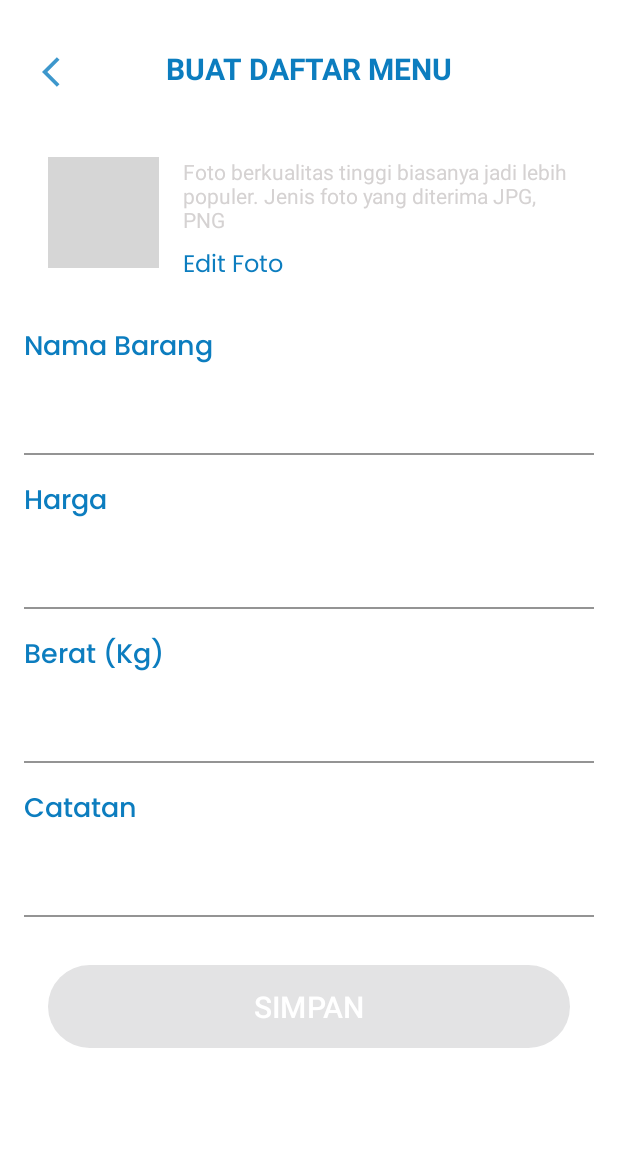
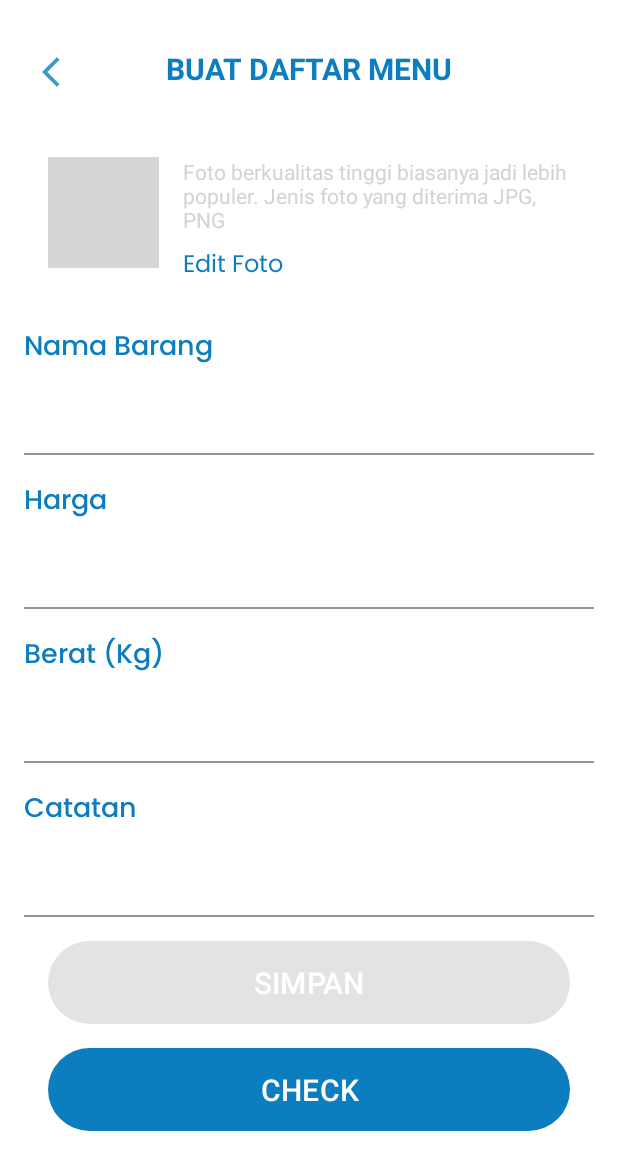
Before and after one commit to WeLoveFishKu/WeLoveFishKu_Project, an Android app: the AddFActivity screen opened directly, with no data from a screen before it, on a phone screen of 412 x 824 dp. Shown: the top 1170 px of the screen. Run offline under Robolectric (Android 15) with nearby library versions, the phone set to English and light mode, and no system bars; our stand-ins replace Dagger/Hilt's generated code; libraries missing offline, so code that uses them is left out: id.zelory.compressor; network calls fail; pictures from the network do not load; grey boxes are pictures that could not be loaded.

```diff
--- /dev/null
+++ b/Fishku-Seller-master/app/src/debug/res/drawable/baseline_map_24.xml
@@ -0,0 +1,5 @@
+<vector android:height="24dp" android:tint="#0070FB"
+    android:viewportHeight="24" android:viewportWidth="24"
+    android:width="24dp" xmlns:android="http://schemas.android.com/apk/res/android">
+    <path android:fillColor="@android:color/white" android:pathData="M20.5,3l-0.16,0.03L15,5.1 9,3 3.36,4.9c-0.21,0.07 -0.36,0.25 -0.36,0.48V20.5c0,0.28 0.22,0.5 0.5,0.5l0.16,-0.03L9,18.9l6,2.1 5.64,-1.9c0.21,-0.07 0.36,-0.25 0.36,-0.48V3.5c0,-0.28 -0.22,-0.5 -0.5,-0.5zM15,19l-6,-2.11V5l6,2.11V19z"/>
+</vector>
--- a/Fishku-Seller-master/app/src/main/res/layout/activity_add.xml
+++ b/Fishku-Seller-master/app/src/main/res/layout/activity_add.xml
@@ -1,21 +1,20 @@
 <?xml version="1.0" encoding="utf-8"?>
-<ScrollView
-    xmlns:android="http://schemas.android.com/apk/res/android"
+<ScrollView xmlns:android="http://schemas.android.com/apk/res/android"
     xmlns:app="http://schemas.android.com/apk/res-auto"
     xmlns:tools="http://schemas.android.com/tools"
     android:layout_width="match_parent"
     android:layout_height="match_parent"
+    android:background="@color/white"
     android:focusable="false"
     android:focusableInTouchMode="true"
-    android:background="@color/white"
     tools:context=".presentation.ui.add.AddFActivity">
 
     <androidx.constraintlayout.widget.ConstraintLayout
         android:layout_width="match_parent"
         android:layout_height="wrap_content"
-        android:padding="16dp"
         android:focusable="false"
-        android:focusableInTouchMode="true">
+        android:focusableInTouchMode="true"
+        android:padding="16dp">
 
         <ImageButton
             android:id="@+id/btn_back"
@@ -41,10 +40,10 @@
             android:textColor="@color/blue"
             android:textSize="20sp"
             android:textStyle="bold"
-            app:titleTextAppearance="@style/Text.SemiBold.Big"
             app:layout_constraintEnd_toEndOf="parent"
             app:layout_constraintStart_toStartOf="parent"
-            app:layout_constraintTop_toTopOf="parent" />
+            app:layout_constraintTop_toTopOf="parent"
+            app:titleTextAppearance="@style/Text.SemiBold.Big" />
 
         <com.google.android.material.imageview.ShapeableImageView
             android:id="@+id/item_img"
@@ -52,14 +51,14 @@
             android:layout_height="74dp"
             android:layout_marginStart="16dp"
             android:adjustViewBounds="true"
+            android:contentDescription="@string/app_name"
             android:maxWidth="74dp"
             android:maxHeight="74dp"
             android:scaleType="centerCrop"
-            app:srcCompat="@drawable/ic_action_add_image"
-            android:contentDescription="@string/app_name"
             app:layout_constraintStart_toStartOf="parent"
             app:layout_constraintTop_toTopOf="@+id/guideline4"
             app:shapeAppearanceOverlay="@style/roundedImageView"
+            app:srcCompat="@drawable/ic_action_add_image"
             tools:srcCompat="@tools:sample/avatars" />
 
         <androidx.constraintlayout.widget.Guideline
@@ -83,12 +82,12 @@
 
         <TextView
             android:id="@+id/tv_edit"
+            style="@style/Text.Regular.Big"
             android:layout_width="wrap_content"
             android:layout_height="wrap_content"
             android:layout_marginTop="8dp"
             android:text="@string/edit_photo"
             android:textColor="@color/blue"
-            style="@style/Text.Regular.Big"
             app:layout_constraintStart_toStartOf="@+id/textView5"
             app:layout_constraintTop_toBottomOf="@+id/textView5" />
 
@@ -120,8 +119,8 @@
 
             <com.google.android.material.textfield.TextInputEditText
                 android:id="@+id/edt_name"
-                android:inputType="textCapSentences"
-                style="@style/TextInput" />
+                style="@style/TextInput"
+                android:inputType="textCapSentences" />
         </com.google.android.material.textfield.TextInputLayout>
 
         <TextView
@@ -146,8 +145,8 @@
 
             <com.google.android.material.textfield.TextInputEditText
                 android:id="@+id/edt_price"
-                android:inputType="textCapSentences"
-                style="@style/TextInput" />
+                style="@style/TextInput"
+                android:inputType="textCapSentences" />
         </com.google.android.material.textfield.TextInputLayout>
 
         <TextView
@@ -173,8 +172,8 @@
 
             <com.google.android.material.textfield.TextInputEditText
                 android:id="@+id/edt_stock"
-                android:inputType="textCapSentences"
-                style="@style/TextInput" />
+                style="@style/TextInput"
+                android:inputType="textCapSentences" />
         </com.google.android.material.textfield.TextInputLayout>
 
         <TextView
@@ -199,18 +198,17 @@
 
             <com.google.android.material.textfield.TextInputEditText
                 android:id="@+id/edt_desc"
-                android:inputType="textMultiLine"
-                style="@style/TextInput" />
+                style="@style/TextInput"
+                android:inputType="textMultiLine" />
         </com.google.android.material.textfield.TextInputLayout>
 
         <Button
             android:id="@+id/btn_add"
             android:layout_width="0dp"
             android:layout_height="wrap_content"
+            android:layout_marginVertical="16dp"
             android:layout_marginStart="16dp"
-            android:layout_marginTop="32dp"
             android:layout_marginEnd="16dp"
-            android:layout_marginBottom="16dp"
             android:background="@drawable/primary_button"
             android:padding="10dp"
             android:text="@string/save"
@@ -219,8 +217,29 @@
             android:textSize="20sp"
             app:layout_constraintBottom_toBottomOf="parent"
             app:layout_constraintEnd_toEndOf="parent"
+            app:layout_constraintHorizontal_bias="0.0"
             app:layout_constraintStart_toStartOf="parent"
-            app:layout_constraintTop_toBottomOf="@+id/edt_input4" />
+            app:layout_constraintTop_toBottomOf="@+id/edt_input4"
+            app:layout_constraintVertical_bias="0.0" />
+
+        <Button
+            android:id="@+id/btn_check"
+            android:layout_width="0dp"
+            android:layout_height="wrap_content"
+            android:layout_marginStart="16dp"
+            android:layout_marginTop="16dp"
+            android:layout_marginEnd="16dp"
+            android:layout_marginBottom="16dp"
+            android:background="@drawable/primary_button"
+            android:padding="10dp"
+            android:text="@string/check"
+            android:textAllCaps="true"
+            android:textColor="@color/white"
+            android:textSize="20sp"
+            app:layout_constraintBottom_toBottomOf="parent"
+            app:layout_constraintEnd_toEndOf="parent"
+            app:layout_constraintStart_toStartOf="parent"
+            app:layout_constraintTop_toBottomOf="@+id/btn_add" />
 
         <TextView
             android:id="@+id/iv_empty"
@@ -233,6 +252,7 @@
             android:visibility="invisible"
             app:layout_constraintStart_toStartOf="@+id/item_img"
             app:layout_constraintTop_toBottomOf="@+id/item_img" />
+
     </androidx.constraintlayout.widget.ConstraintLayout>
 
 </ScrollView>
--- a/Fishku-Seller-master/app/src/main/res/values/strings.xml
+++ b/Fishku-Seller-master/app/src/main/res/values/strings.xml
@@ -192,5 +192,11 @@
     <string name="_1_600_00">$1.600,00</string>
     <string name="_1_75">1,75%</string>
     <string name="_5_kg">$5 / kg</string>
+    <string name="nama_lengkap">Nama Lengkap</string>
+    <string name="e_mail">E-mail</string>
+    <string name="passwordED">Password</string>
+    <string name="check">check</string>
+    <string name="title_activity_maps">MapsActivity</string>
+
 
 </resources>
```
Also changed, not shown: Fishku-Seller-master/app/src/main/AndroidManifest.xml (+17 -2 lines), Fishku-Seller-master/app/src/main/java/id/fishku/fisherseller/presentation/ui/home/HomeFragment.kt (+16 -1 lines), Fishku-Seller-master/app/src/main/java/id/fishku/fisherseller/presentation/ui/maps/MapsActivity.kt (added, +49 -0 lines), Fishku-Seller-master/app/src/main/java/id/fishku/fisherseller/presentation/ui/maps/MapsFragment.kt (added, +48 -0 lines), Fishku-Seller-master/app/src/main/res/drawable/edit_text_background.xml (added, +10 -0 lines), Fishku-Seller-master/app/src/main/res/layout/activity_maps.xml (added, +9 -0 lines), Fishku-Seller-master/app/src/main/res/layout/activity_register2.xml (added, +207 -0 lines), Fishku-Seller-master/app/src/main/res/layout/fragment_home.xml (+20 -34 lines), Fishku-Seller-master/app/src/main/res/layout/fragment_maps.xml (added, +8 -0 lines), Fishku-Seller-master/app/src/main/res/layout/fragment_maps2.xml (added, +8 -0 lines), Fishku-Seller-master/app/src/main/res/layout/item_information_placeholder.xml (+12 -1 lines), Fishku-Seller-master/app/src/debug/res/drawable/facebook.png (added).
